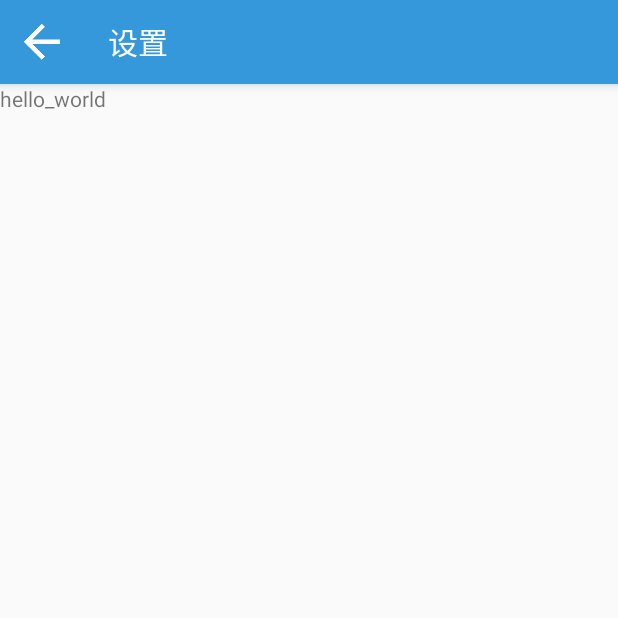
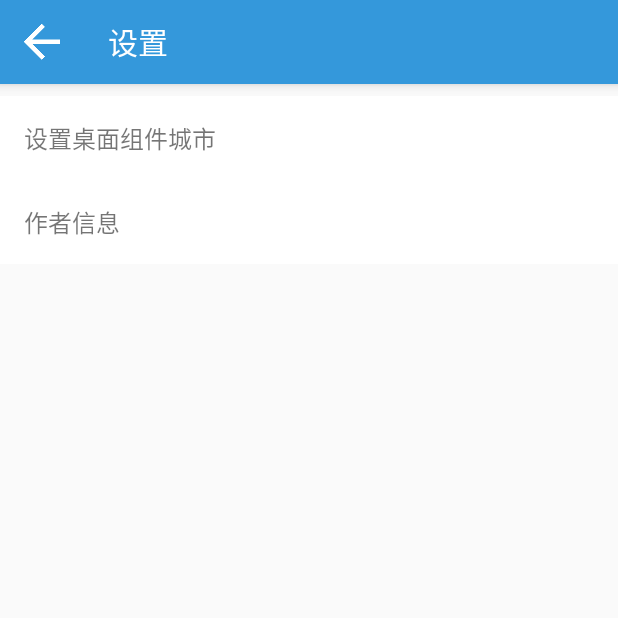
Before and after one commit to DimosGu/kyle-juhe-weather, an Android app: the screen it shows after launch (SettingsActivity), after a tap on "设置", on a phone screen of 412 x 824 dp, the top half of it. Run offline under Robolectric (Android 15) with nearby library versions, the phone set to English and light mode, and no system bars; 1 statement that could not run was skipped; 1 other tap on this screen came first.

Commit message:
添加桌面插件的城市选择功能，修复 Bug，优化 UI

```diff
--- a/app/src/main/AndroidManifest.xml
+++ b/app/src/main/AndroidManifest.xml
@@ -39,6 +39,7 @@
             android:label="@string/app_name" >
             <intent-filter>
                 <action android:name="android.appwidget.action.APPWIDGET_UPDATE" />
+                <action android:name="com.kyletung.kylejuheweather.UPDATE_WIDGET" />
             </intent-filter>
 
             <meta-data
--- a/app/src/main/java/com/kyletung/kylejuheweather/CityAdapter.java
+++ b/app/src/main/java/com/kyletung/kylejuheweather/CityAdapter.java
@@ -22,7 +22,7 @@ import java.util.List;
 
 public class CityAdapter extends BaseAdapter {
 
-    List<String> cityList;
+    public ArrayList<String> cityList;
     TextView textView;
 
     public CityAdapter() {
--- a/app/src/main/java/com/kyletung/kylejuheweather/MainActivity.java
+++ b/app/src/main/java/com/kyletung/kylejuheweather/MainActivity.java
@@ -21,6 +21,7 @@ import android.support.v7.app.AppCompatActivity;
 import android.os.Bundle;
 import android.support.v7.widget.Toolbar;
 import android.util.TypedValue;
+import android.view.Gravity;
 import android.view.Menu;
 import android.view.MenuItem;
 import android.view.View;
@@ -132,6 +133,9 @@ public class MainActivity extends AppCompatActivity {
             @Override
             public void onClick(View v) {
                 Intent intent = new Intent(MainActivity.this, SettingsActivity.class);
+                Bundle bundle = new Bundle();
+                bundle.putStringArrayList("cityList", cityAdapter.cityList);
+                intent.putExtras(bundle);
                 startActivity(intent);
             }
         });
@@ -194,4 +198,14 @@ public class MainActivity extends AppCompatActivity {
 
         }
     }
+
+
+    @Override
+    public void onBackPressed() {
+        if (drawerLayout.isDrawerVisible(Gravity.LEFT)) {
+            drawerLayout.closeDrawer(findViewById(R.id.drawer_layout_menu));
+        } else {
+            super.onBackPressed();
+        }
+    }
 }
--- a/app/src/main/java/com/kyletung/kylejuheweather/SettingsActivity.java
+++ b/app/src/main/java/com/kyletung/kylejuheweather/SettingsActivity.java
@@ -1,11 +1,19 @@
 package com.kyletung.kylejuheweather;
 
+import android.app.AlertDialog;
+import android.content.DialogInterface;
+import android.content.Intent;
+import android.database.Cursor;
+import android.database.sqlite.SQLiteDatabase;
 import android.support.v7.app.AppCompatActivity;
 import android.os.Bundle;
 import android.support.v7.widget.Toolbar;
 import android.view.Menu;
 import android.view.MenuItem;
 import android.view.View;
+import android.widget.TextView;
+
+import java.util.ArrayList;
 
 public class SettingsActivity extends AppCompatActivity {
 
@@ -14,8 +22,13 @@ public class SettingsActivity extends AppCompatActivity {
         super.onCreate(savedInstanceState);
         setContentView(R.layout.activity_settings);
 
+        //get bundle
+        Intent intent = getIntent();
+        ArrayList<String> cityList = intent.getStringArrayListExtra("cityList");
+        final String[] list = cityList.toArray(new String[cityList.size()]);
+
         //init toolbar
-        Toolbar toolbar = (Toolbar) findViewById(R.id.toolbar);
+        final Toolbar toolbar = (Toolbar) findViewById(R.id.toolbar);
         toolbar.setTitle("设置");
         toolbar.setNavigationIcon(R.drawable.ic_arrow_back_white_36dp);
         setSupportActionBar(toolbar);
@@ -25,6 +38,43 @@ public class SettingsActivity extends AppCompatActivity {
                 finish();
             }
         });
+
+        //set textview
+        TextView setCity = (TextView) findViewById(R.id.settings_set_widget_city);
+        TextView authorInfo = (TextView) findViewById(R.id.settings_author_info);
+        setCity.setOnClickListener(new View.OnClickListener() {
+            @Override
+            public void onClick(View v) {
+                final AlertDialog.Builder builder = new AlertDialog.Builder(SettingsActivity.this);
+                builder.setCancelable(true);
+                builder.setSingleChoiceItems(list, -1, new DialogInterface.OnClickListener() {
+                    @Override
+                    public void onClick(DialogInterface dialog, int which) {
+                        DesktopWidget.city = list[which];
+                        System.out.println(list[which]);
+                        Intent intent1 = new Intent();
+                        intent1.setAction("com.kyletung.kylejuheweather.UPDATE_WIDGET");
+                        sendBroadcast(intent1);
+                        dialog.dismiss();
+                    }
+                });
+                builder.show();
+            }
+        });
+        authorInfo.setOnClickListener(new View.OnClickListener() {
+            @Override
+            public void onClick(View v) {
+                AlertDialog.Builder builder = new AlertDialog.Builder(SettingsActivity.this);
+                builder.setMessage("作者：KyleTung\n微博：weibo.com/kyletung\n邮箱：dyh920827@gmail.com\nGithub：github.com/KyleTung");
+                builder.setPositiveButton("确定", new DialogInterface.OnClickListener() {
+                    @Override
+                    public void onClick(DialogInterface dialog, int which) {
+                        //
+                    }
+                });
+                builder.show();
+            }
+        });
     }
 
 }
--- /dev/null
+++ b/app/src/main/res/drawable/settings_item_background.xml
@@ -0,0 +1,8 @@
+<?xml version="1.0" encoding="utf-8"?>
+<selector xmlns:android="http://schemas.android.com/apk/res/android">
+
+    <item android:state_pressed="true" android:drawable="@drawable/settings_item_background_pressed" />
+    <item android:state_focused="true" android:drawable="@drawable/settings_item_background_pressed" />
+    <item android:drawable="@drawable/settings_item_background_default"/>
+
+</selector>
--- /dev/null
+++ b/app/src/main/res/drawable/settings_item_background_default.xml
@@ -0,0 +1,6 @@
+<?xml version="1.0" encoding="utf-8"?>
+<shape xmlns:android="http://schemas.android.com/apk/res/android">
+
+    <solid android:color="#ffffff" />
+
+</shape>
--- /dev/null
+++ b/app/src/main/res/drawable/settings_item_background_pressed.xml
@@ -0,0 +1,6 @@
+<?xml version="1.0" encoding="utf-8"?>
+<shape xmlns:android="http://schemas.android.com/apk/res/android">
+
+    <solid android:color="#9a34a6ec" />
+
+</shape>
--- a/app/src/main/res/layout/activity_settings.xml
+++ b/app/src/main/res/layout/activity_settings.xml
@@ -16,9 +16,33 @@
         app:popupTheme="@style/ThemeOverlay.AppCompat.Light"
         app:theme="@style/ThemeOverlay.AppCompat.Dark.ActionBar" />
 
-    <TextView
-        android:layout_width="wrap_content"
-        android:layout_height="wrap_content"
-        android:text="hello_world" />
+    <LinearLayout
+        android:layout_marginTop="8dp"
+        android:orientation="vertical"
+        android:elevation="2dp"
+        android:layout_width="match_parent"
+        android:layout_height="wrap_content">
+
+        <TextView
+            android:id="@+id/settings_set_widget_city"
+            android:layout_width="match_parent"
+            android:layout_height="wrap_content"
+            android:background="@drawable/settings_item_background"
+            android:clickable="true"
+            android:padding="16dp"
+            android:text="设置桌面组件城市"
+            android:textSize="16sp" />
+
+        <TextView
+            android:id="@+id/settings_author_info"
+            android:background="@drawable/settings_item_background"
+            android:clickable="true"
+            android:padding="16dp"
+            android:textSize="16sp"
+            android:text="作者信息"
+            android:layout_width="match_parent"
+            android:layout_height="wrap_content" />
+
+    </LinearLayout>
 
 </LinearLayout>
--- a/app/src/main/res/layout/drawer_menu.xml
+++ b/app/src/main/res/layout/drawer_menu.xml
@@ -1,6 +1,7 @@
 <?xml version="1.0" encoding="utf-8"?>
 <LinearLayout xmlns:android="http://schemas.android.com/apk/res/android"
     android:layout_width="200dp"
+    android:background="#ffffff"
     android:layout_height="match_parent"
     android:orientation="vertical">
 
@@ -56,7 +57,7 @@
         android:id="@+id/add_city"
         android:layout_width="match_parent"
         android:layout_height="wrap_content"
-        android:background="@null"
+        android:background="@drawable/settings_item_background"
         android:layout_margin="8dp"
         android:contentDescription="@string/add_city"
         android:src="@drawable/ic_add_grey600_36dp" />
@@ -69,10 +70,11 @@
         android:background="@drawable/separate_line" />
 
     <TextView
+        android:background="@drawable/settings_item_background"
         android:id="@+id/menu_settings"
         android:layout_width="match_parent"
         android:layout_height="wrap_content"
-        android:layout_margin="8dp"
+        android:padding="8dp"
         android:text="设置"
         android:textSize="18sp" />
 
--- a/app/src/main/res/layout/drawer_menu_list.xml
+++ b/app/src/main/res/layout/drawer_menu_list.xml
@@ -7,6 +7,7 @@
     android:orientation="horizontal">
 
     <TextView
+        android:background="@drawable/settings_item_background"
         android:padding="4dp"
         android:textSize="22sp"
         android:text="City"
```
Also changed, not shown: app/src/main/java/com/kyletung/kylejuheweather/DesktopWidget.java (+58 -1 lines), app/src/main/res/layout/fragment_weather.xml (+11 -11 lines).
